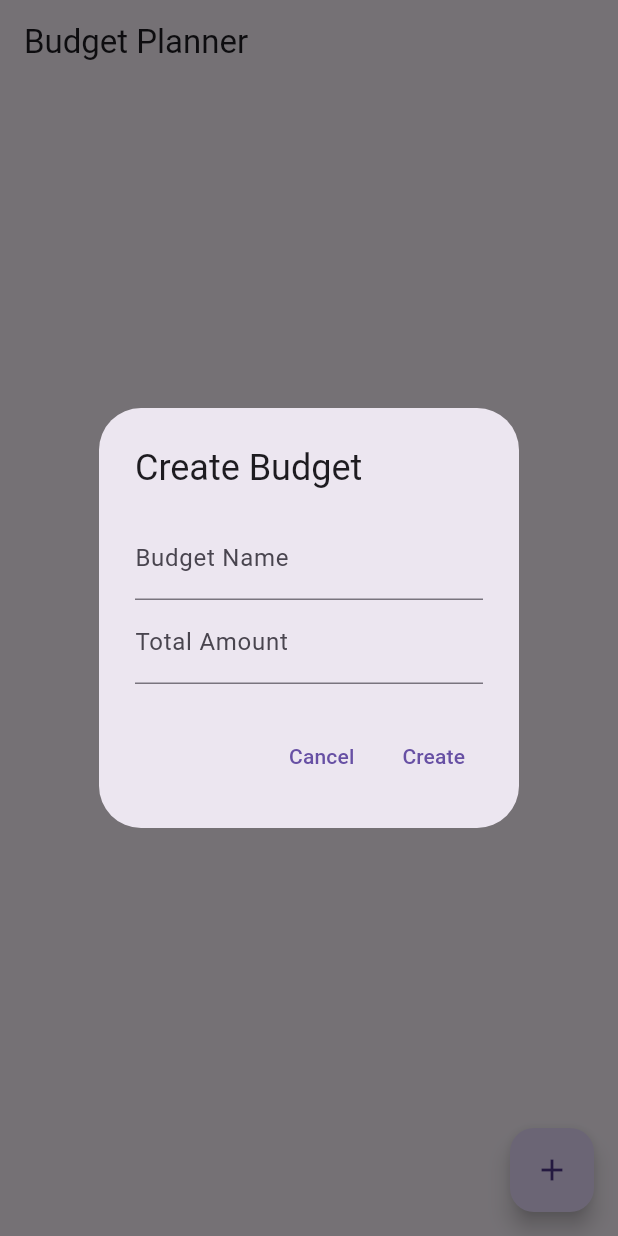
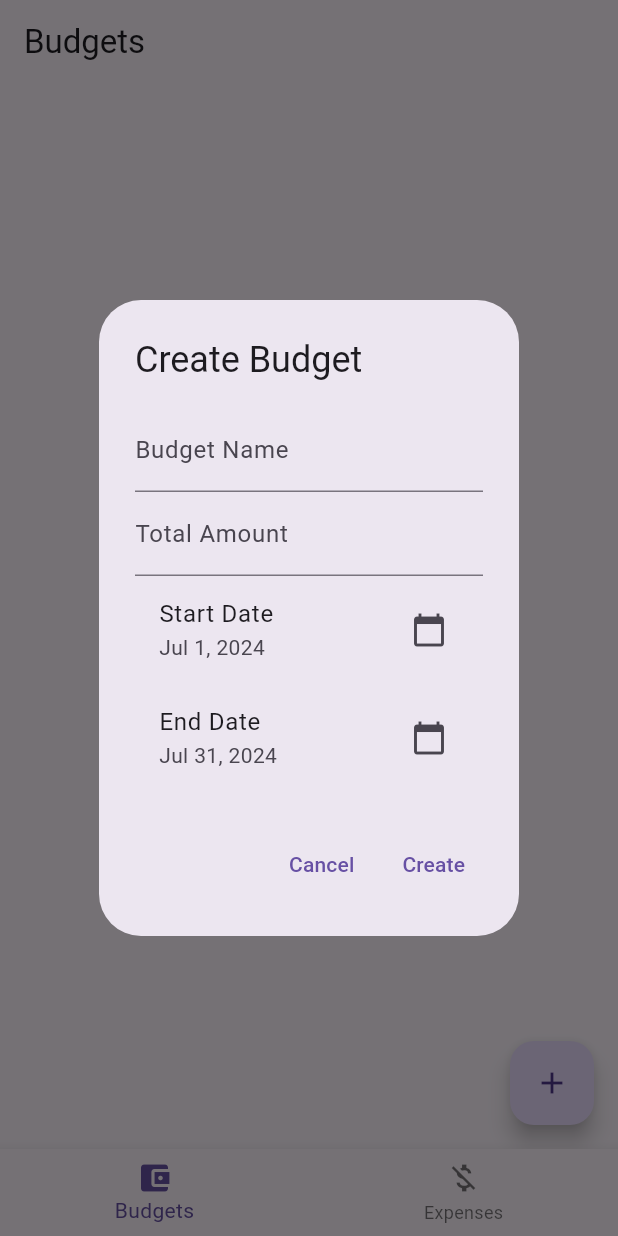
Before and after one commit to ahrmerd/budget_planer, a Flutter app: the screen it shows after launch, after a tap on the "add" icon, on a phone screen of 412 x 824 dp. Run offline on Flutter 3.47's test engine with Material 3 defaults, Android fonts, the phone set to English and light mode, and no system bars; our stand-ins replace objectbox; generated files the repository leaves out were written again.

Commit message:
finish 50

```diff
--- a/lib/app.dart
+++ b/lib/app.dart
@@ -1,4 +1,4 @@
-import 'package:budget_planer/pages/home.dart';
+import 'package:budget_planer/pages/main_page.dart';
 import 'package:flutter/material.dart';
 
 class MyApp extends StatelessWidget {
@@ -11,7 +11,7 @@ class MyApp extends StatelessWidget {
     return MaterialApp(
       title: 'Budget Planner',
       theme: ThemeData(primarySwatch: Colors.blue),
-      home: HomePage(),
+      home: MainPage(),
     );
   }
 }
--- a/lib/models/budget.dart
+++ b/lib/models/budget.dart
@@ -1,4 +1,6 @@
+import 'package:budget_planer/models/expense.dart';
 import 'package:objectbox/objectbox.dart';
+
 
 @Entity()
 class Budget {
@@ -6,11 +8,16 @@ class Budget {
   String name;
   double totalAmount;
   double currentBalance;
+  DateTime startDate;
+  DateTime endDate;
+  final expenses = ToMany<Expense>();
 
   Budget({
     this.id = 0,
     required this.name,
     required this.totalAmount,
+    required this.startDate,
+    required this.endDate,
     this.currentBalance = 0,
   });
 }
--- /dev/null
+++ b/lib/models/expense.dart
@@ -0,0 +1,20 @@
+import 'package:budget_planer/models/budget.dart';
+import 'package:objectbox/objectbox.dart';
+
+
+
+@Entity()
+class Expense {
+  int id;
+  String description;
+  double amount;
+  DateTime date;
+  final budget = ToOne<Budget>();
+
+  Expense({
+    this.id = 0,
+    required this.description,
+    required this.amount,
+    required this.date,
+  });
+}
--- a/lib/pages/home.dart
+++ b/lib/pages/budget_page.dart
@@ -1,34 +1,35 @@
+import 'package:budget_planer/main.dart';
 import 'package:budget_planer/models/budget.dart';
-import 'package:budget_planer/objectbox.g.dart';
-import 'package:budget_planer/store.dart';
 import 'package:flutter/material.dart';
+import 'package:intl/intl.dart';
 
-import '../main.dart';
+import '../objectbox.g.dart';
 
-class HomePage extends StatefulWidget {
-
-
-  const HomePage({Key? key}) : super(key: key);
+class BudgetPage extends StatefulWidget {
+  const BudgetPage({Key? key}) : super(key: key);
 
   @override
-  _HomePageState createState() => _HomePageState();
+  _BudgetPageState createState() => _BudgetPageState();
 }
 
-class _HomePageState extends State<HomePage> {
+class _BudgetPageState extends State<BudgetPage> {
   late final Box<Budget> budgetBox;
 
   @override
   void initState() {
     super.initState();
-    budgetBox= store.box<Budget>();
+    budgetBox = store.box<Budget>();
   }
 
   @override
   Widget build(BuildContext context) {
     return Scaffold(
-      appBar: AppBar(title: Text('Budget Planner')),
+      appBar: AppBar(title: Text('Budgets')),
       body: StreamBuilder<List<Budget>>(
-        stream: budgetBox.query().watch(triggerImmediately: true).map((query)=>query.find()),
+        stream: budgetBox
+            .query()
+            .watch(triggerImmediately: true)
+            .map((query) => query.find()),
         builder: (context, snapshot) {
           if (!snapshot.hasData) {
             return Center(child: CircularProgressIndicator());
@@ -40,8 +41,8 @@ class _HomePageState extends State<HomePage> {
               final budget = budgets[index];
               return ListTile(
                 title: Text(budget.name),
-                subtitle: Text('Total: \$${budget.totalAmount.toStringAsFixed(2)}'),
-                trailing: Text('Balance: \$${budget.currentBalance.toStringAsFixed(2)}'),
+                subtitle: Text('${DateFormat('MMM d, y').format(budget.startDate)} - ${DateFormat('MMM d, y').format(budget.endDate)}'),
+                trailing: Text('${budget.currentBalance.toStringAsFixed(2)} / ${budget.totalAmount.toStringAsFixed(2)}'),
                 onTap: () => _showBudgetOptions(budget),
               );
             },
@@ -88,12 +89,15 @@ class _HomePageState extends State<HomePage> {
   void _showBudgetDialog(BuildContext context, {Budget? budget}) {
     final nameController = TextEditingController(text: budget?.name ?? '');
     final amountController = TextEditingController(text: budget?.totalAmount.toString() ?? '');
+    DateTime startDate = budget?.startDate ?? DateTime.now();
+    DateTime endDate = budget?.endDate ?? DateTime.now().add(Duration(days: 30));
 
     showDialog(
       context: context,
       builder: (context) => AlertDialog(
         title: Text(budget == null ? 'Create Budget' : 'Edit Budget'),
-        content: Column(
+        content: SingleChildScrollView(
+          child: Column(
             mainAxisSize: MainAxisSize.min,
             children: [
               TextField(
@@ -105,7 +109,44 @@ class _HomePageState extends State<HomePage> {
                 decoration: InputDecoration(labelText: 'Total Amount'),
                 keyboardType: TextInputType.numberWithOptions(decimal: true),
               ),
+              ListTile(
+                title: Text('Start Date'),
+                subtitle: Text(DateFormat('MMM d, y').format(startDate)),
+                trailing: Icon(Icons.calendar_today),
+                onTap: () async {
+                  final picked = await showDatePicker(
+                    context: context,
+                    initialDate: startDate,
+                    firstDate: DateTime(2000),
+                    lastDate: DateTime(2100),
+                  );
+                  if (picked != null) {
+                    setState(() {
+                      startDate = picked;
+                    });
+                  }
+                },
+              ),
+              ListTile(
+                title: Text('End Date'),
+                subtitle: Text(DateFormat('MMM d, y').format(endDate)),
+                trailing: Icon(Icons.calendar_today),
+                onTap: () async {
+                  final picked = await showDatePicker(
+                    context: context,
+                    initialDate: endDate,
+                    firstDate: DateTime(2000),
+                    lastDate: DateTime(2100),
+                  );
+                  if (picked != null) {
+                    setState(() {
+                      endDate = picked;
+                    });
+                  }
+                },
+              ),
             ],
+          ),
         ),
         actions: [
           TextButton(
@@ -114,15 +155,22 @@ class _HomePageState extends State<HomePage> {
           ),
           TextButton(
             onPressed: () {
-              if (_validateInputs(nameController.text, amountController.text)) {
+              if (_validateInputs(nameController.text, amountController.text, startDate, endDate)) {
                 final name = nameController.text.trim();
                 final amount = double.parse(amountController.text);
                 if (budget == null) {
-                  final newBudget = Budget(name: name, totalAmount: amount);
+                  final newBudget = Budget(
+                    name: name,
+                    totalAmount: amount,
+                    startDate: startDate,
+                    endDate: endDate,
+                  );
                   budgetBox.put(newBudget);
                 } else {
                   budget.name = name;
                   budget.totalAmount = amount;
+                  budget.startDate = startDate;
+                  budget.endDate = endDate;
                   budgetBox.put(budget);
                 }
                 Navigator.pop(context);
@@ -135,13 +183,17 @@ class _HomePageState extends State<HomePage> {
     );
   }
 
-  bool _validateInputs(String name, String amount) {
+  bool _validateInputs(String name, String amount, DateTime startDate, DateTime endDate) {
     if (name.trim().isEmpty) {
       _showErrorMessage('Please enter a budget name.');
       return false;
     }
     if (amount.isEmpty || double.tryParse(amount) == null || double.parse(amount) <= 0) {
       _showErrorMessage('Please enter a valid amount greater than 0.');
+      return false;
+    }
+    if (endDate.isBefore(startDate)) {
+      _showErrorMessage('End date must be after start date.');
       return false;
     }
     return true;
@@ -179,4 +231,6 @@ class _HomePageState extends State<HomePage> {
       },
     );
   }
+
+  // ... (rest of the BudgetPage code remains the same, just remove the store parameter from the constructor)
 }
--- /dev/null
+++ b/lib/pages/main_page.dart
@@ -0,0 +1,49 @@
+import 'package:budget_planer/pages/budget_page.dart';
+import 'package:budget_planer/pages/expenses_page.dart';
+import 'package:flutter/material.dart';
+
+class MainPage extends StatefulWidget {
+  const MainPage({Key? key}) : super(key: key);
+
+  @override
+  _MainPageState createState() => _MainPageState();
+}
+
+class _MainPageState extends State<MainPage> {
+  int _currentIndex = 0;
+  late final List<Widget> _pages;
+
+  @override
+  void initState() {
+    super.initState();
+    _pages = [
+      BudgetPage(),
+      ExpensePage(),
+    ];
+  }
+
+  @override
+  Widget build(BuildContext context) {
+    return Scaffold(
+      body: _pages[_currentIndex],
+      bottomNavigationBar: BottomNavigationBar(
+        currentIndex: _currentIndex,
+        onTap: (index) {
+          setState(() {
+            _currentIndex = index;
+          });
+        },
+        items: [
+          BottomNavigationBarItem(
+            icon: Icon(Icons.account_balance_wallet),
+            label: 'Budgets',
+          ),
+          BottomNavigationBarItem(
+            icon: Icon(Icons.money_off),
+            label: 'Expenses',
+          ),
+        ],
+      ),
+    );
+  }
+}
--- a/pubspec.yaml
+++ b/pubspec.yaml
@@ -37,6 +37,7 @@ dependencies:
   cupertino_icons: ^1.0.6
   objectbox: ^4.0.1
   objectbox_flutter_libs: any
+  intl: ^0.19.0
 
 dev_dependencies:
   flutter_test:
@@ -50,6 +51,7 @@ dev_dependencies:
   flutter_lints: ^3.0.0
   build_runner: ^2.4.11
   objectbox_generator: any
+  change_app_package_name: ^1.2.0
 
 # For information on the generic Dart part of this file, see the
 # following page: https://dart.dev/tools/pub/pubspec
```
Also changed, not shown: lib/objectbox-model.json (+57 -4 lines), lib/pages/expenses_page.dart (added, +247 -0 lines), lib/objectbox.g.dart, pubspec.lock, 3 other files. Lines whose indentation alone changed are shown as unchanged.
